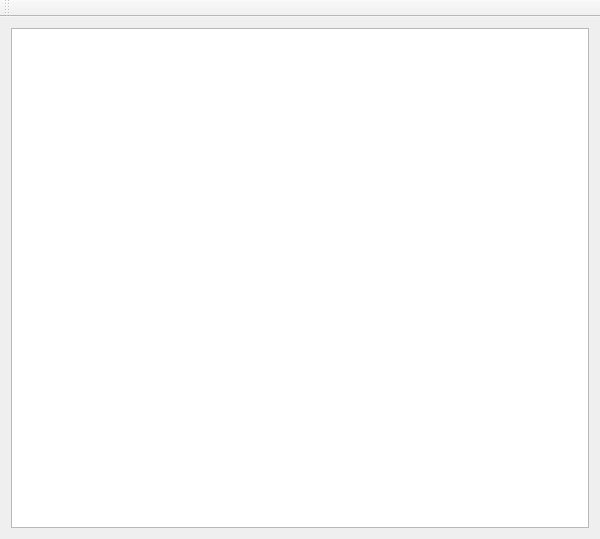
Before: the Qt Designer form mainwindow.ui in AldyColares/RayCasting, drawn with Qt 5.
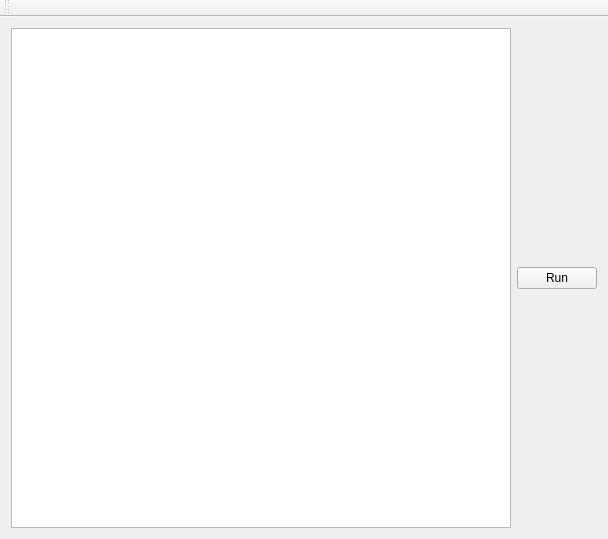
After: the same form once the commit is applied.

Diff of the .ui file:
```diff
--- a/mainwindow.ui
+++ b/mainwindow.ui
@@ -7,7 +7,7 @@
     <x>0</x>
     <y>0</y>
     <width>600</width>
-    <height>400</height>
+    <height>535</height>
    </rect>
   </property>
   <property name="windowTitle">
@@ -25,6 +25,16 @@
       </property>
      </widget>
     </item>
+    <item>
+     <layout class="QHBoxLayout" name="horizontalLayout_3"/>
+    </item>
+    <item>
+     <widget class="QPushButton" name="pushButton">
+      <property name="text">
+       <string>Run</string>
+      </property>
+     </widget>
+    </item>
    </layout>
   </widget>
   <widget class="QToolBar" name="mainToolBar">
```
